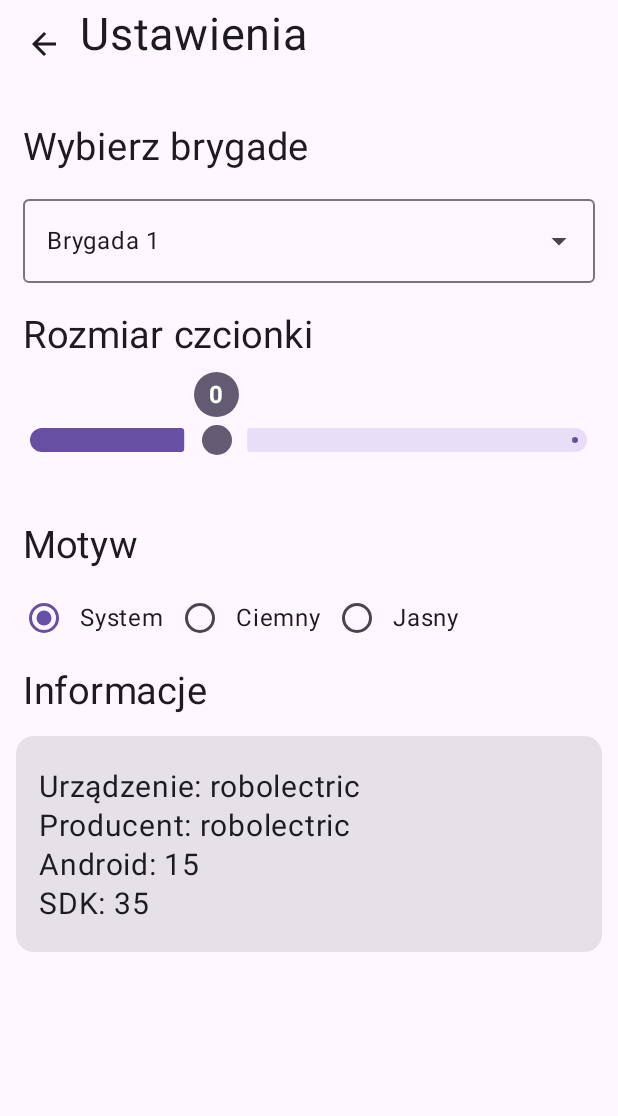
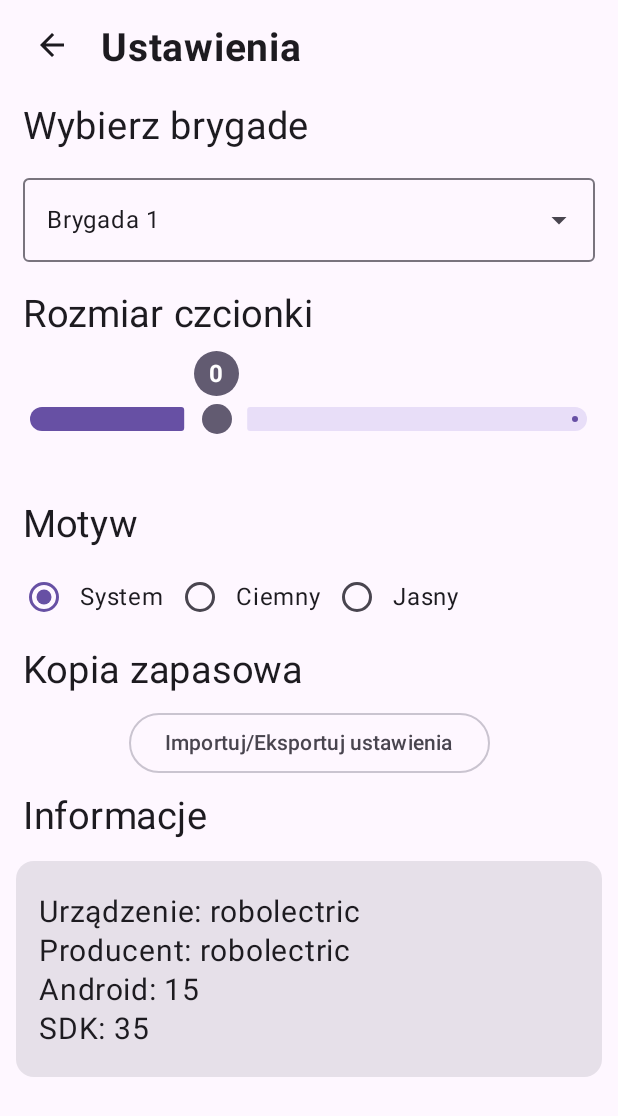
Before and after one commit to Seba65439/PosilkiMaterial3, an Android app built with Jetpack Compose: the SettingsScreen screen opened through its navigation route, on a phone screen of 412 x 824 dp. Shown: the top 1116 px of the screen. Run offline under Robolectric (Android 15) with nearby library versions, the phone set to English and light mode, and no system bars; our stand-ins replace accompanist; libraries missing offline, so code that uses them is left out: io.paperdb; 7 statements that could not run were skipped.

Commit message:
import/export settings

```diff
--- a/app/src/main/java/pl/maifu/posilki/Constants.kt
+++ b/app/src/main/java/pl/maifu/posilki/Constants.kt
@@ -20,5 +20,6 @@ enum class Screens(val route: String) {
     HOME("home"),
     SCHEDULE("work"),
     SETTINGS("settings"),
-    SCHEDULELIST("saved")
+    SCHEDULELIST("saved"),
+    IMPORTEXPORT("importexport")
 }
--- a/app/src/main/java/pl/maifu/posilki/MainActivity.kt
+++ b/app/src/main/java/pl/maifu/posilki/MainActivity.kt
@@ -10,6 +10,7 @@ import androidx.navigation.compose.composable
 import androidx.navigation.compose.rememberNavController
 import io.paperdb.Paper
 import pl.maifu.posilki.screens.HomeScreen
+import pl.maifu.posilki.screens.ImportExportScreen
 import pl.maifu.posilki.screens.SavedScheduleScreen
 import pl.maifu.posilki.screens.ScheduleScreen
 import pl.maifu.posilki.screens.SettingsScreen
@@ -45,6 +46,9 @@ class MainActivity : ComponentActivity() {
                     composable(Screens.SCHEDULELIST.route) {
                         SavedScheduleScreen(navController = navController)
                     }
+                    composable(Screens.IMPORTEXPORT.route) {
+                        ImportExportScreen(navController = navController)
+                    }
                 }
             }
         }
--- a/app/src/main/java/pl/maifu/posilki/screens/ScheduleScreen.kt
+++ b/app/src/main/java/pl/maifu/posilki/screens/ScheduleScreen.kt
@@ -362,7 +362,7 @@ fun EditDay(
 @OptIn(ExperimentalMaterial3Api::class)
 @Composable
 fun Dropdown(selected: String, isSelected: (String) -> Unit) {
-    val options = listOf("1", "2", "-", "DW", "U")
+    val options = listOf("1", "2", "-", "DW", "U", "CH")
     var expanded by remember { mutableStateOf(false) }
     var selectedOptionText by remember { mutableStateOf(selected) }
 
--- a/app/src/main/java/pl/maifu/posilki/screens/SettingsScreen.kt
+++ b/app/src/main/java/pl/maifu/posilki/screens/SettingsScreen.kt
@@ -4,7 +4,6 @@ import android.os.Build
 import android.util.Log
 import androidx.compose.foundation.background
 import androidx.compose.foundation.interaction.MutableInteractionSource
-import androidx.compose.foundation.layout.Arrangement
 import androidx.compose.foundation.layout.Box
 import androidx.compose.foundation.layout.Column
 import androidx.compose.foundation.layout.Row
@@ -27,8 +26,10 @@ import androidx.compose.material3.ExposedDropdownMenuDefaults
 import androidx.compose.material3.Icon
 import androidx.compose.material3.IconButton
 import androidx.compose.material3.MaterialTheme
+import androidx.compose.material3.OutlinedButton
 import androidx.compose.material3.OutlinedTextField
 import androidx.compose.material3.RadioButton
+import androidx.compose.material3.Scaffold
 import androidx.compose.material3.Slider
 import androidx.compose.material3.Surface
 import androidx.compose.material3.Text
@@ -48,6 +49,7 @@ import androidx.compose.ui.unit.dp
 import androidx.compose.ui.unit.sp
 import androidx.navigation.NavHostController
 import pl.maifu.posilki.MainViewModel
+import pl.maifu.posilki.Screens
 import pl.maifu.posilki.posilki
 import pl.maifu.posilki.readFirstDay
 import pl.maifu.posilki.readFontSize
@@ -60,9 +62,40 @@ import kotlin.math.roundToInt
 @OptIn(ExperimentalMaterial3Api::class)
 @Composable
 fun SettingsScreen(navController: NavHostController, vm: MainViewModel) {
-    val isWatch = Build.MODEL == "GLL-AL01"
+    Scaffold(topBar = {
         Surface(
-        modifier = Modifier.fillMaxSize(), color = MaterialTheme.colorScheme.background
+            color = MaterialTheme.colorScheme.background
+        ) {
+            Row(
+                modifier = Modifier
+                    .fillMaxWidth()
+                    .padding(top = 6.dp, start = 6.dp, end = 6.dp)
+            ) {
+                IconButton(onClick = {
+                    navController.popBackStack()
+                }, modifier = Modifier.weight(1f)) {
+                    Icon(
+                        imageVector = Icons.Outlined.ArrowBack, contentDescription = "Back button"
+                    )
+                }
+                Text(
+                    text = "Ustawienia",
+                    fontSize = 26.sp,
+                    fontWeight = FontWeight.Bold,
+                    modifier = Modifier
+                        .padding(top = 4.dp, start = 4.dp, end = 4.dp)
+                        .weight(6f)
+                        .align(Alignment.CenterVertically)
+                )
+            }
+        }
+
+    }) { paddingSurface ->
+        Surface(
+            modifier = Modifier
+                .fillMaxSize()
+                .padding(paddingSurface),
+            color = MaterialTheme.colorScheme.background
         ) {
             Column(
                 modifier = Modifier
@@ -70,27 +103,6 @@ fun SettingsScreen(navController: NavHostController, vm: MainViewModel) {
                     .fillMaxWidth()
                     .verticalScroll(rememberScrollState())
             ) {
-            Row(
-                modifier = Modifier
-                    .fillMaxWidth()
-                    .padding(bottom = 20.dp),
-                horizontalArrangement = if (isWatch) Arrangement.Center else Arrangement.Start
-            ) {
-                IconButton(onClick = {
-                    navController.popBackStack()
-                }) {
-                    Icon(
-                        imageVector = Icons.Outlined.ArrowBack, contentDescription = "Back button"
-                    )
-                }
-                if (!isWatch) {
-                    Text(
-                        text = "Ustawienia",
-                        color = MaterialTheme.colorScheme.onBackground,
-                        fontSize = 30.sp
-                    )
-                }
-            }
                 val options = listOf("Brygada 1", "Brygada 2", "Brygada 3", "Brygada 4")
                 var expanded by remember { mutableStateOf(false) }
                 var selectedOptionText by remember { mutableStateOf(options[readFirstDay()]) }
@@ -204,6 +216,16 @@ fun SettingsScreen(navController: NavHostController, vm: MainViewModel) {
                             Text("Jasny")
                         }
                     }
+                    Text(
+                        text = "Kopia zapasowa",
+                        fontSize = 25.sp,
+                        modifier = Modifier.padding(10.dp),
+                        color = MaterialTheme.colorScheme.onSurface
+                    )
+                    OutlinedButton(modifier = Modifier.align(Alignment.CenterHorizontally),
+                        onClick = { navController.navigate(Screens.IMPORTEXPORT.route) }) {
+                        Text(text = "Importuj/Eksportuj ustawienia")
+                    }
                 }
 
                 Text(
@@ -248,3 +270,5 @@ fun SettingsScreen(navController: NavHostController, vm: MainViewModel) {
             }
         }
     }
+
+}
--- a/build.gradle.kts
+++ b/build.gradle.kts
@@ -1,5 +1,5 @@
 // Top-level build file where you can add configuration options common to all sub-projects/modules.
 plugins {
-    id("com.android.application") version "8.1.3" apply false
+    id("com.android.application") version "8.1.4" apply false
     id("org.jetbrains.kotlin.android") version "1.9.20" apply false
 }
```
Also changed, not shown: app/src/main/java/pl/maifu/posilki/screens/ImportExportScreen.kt (added, +203 -0 lines). Lines whose indentation alone changed are shown as unchanged.
